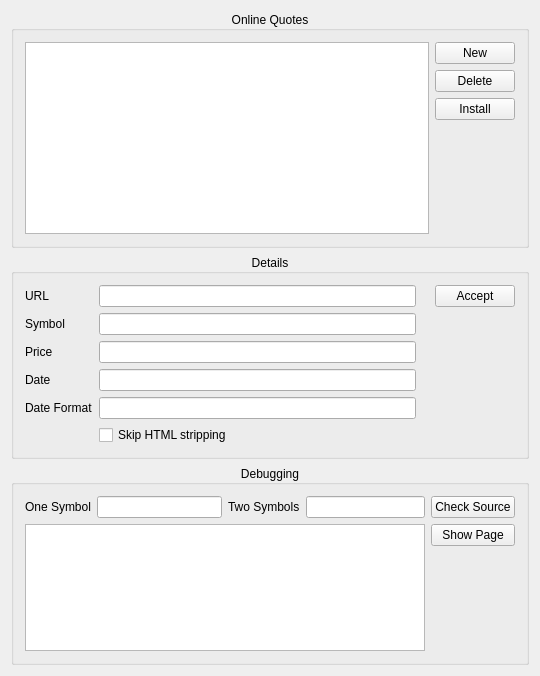
This is src/alkonlinequoteswidget.ui in KDE/alkimia as Qt 5 draws it before an edit. The edited form follows.
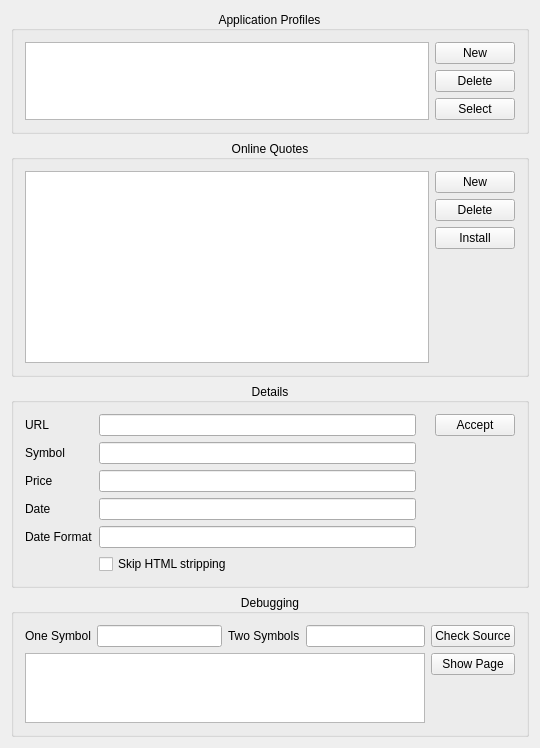
This is the edited form. Custom widgets are drawn as their Qt base class.

Commit message: Add application profile group box

```diff
--- a/src/alkonlinequoteswidget.ui
+++ b/src/alkonlinequoteswidget.ui
@@ -21,6 +21,53 @@
   </property>
   <layout class="QGridLayout" name="gridLayout_2">
    <item row="0" column="0">
+    <widget class="QGroupBox" name="groupBox_2">
+     <property name="whatsThis">
+      <string>&lt;html&gt;&lt;head/&gt;&lt;body&gt;&lt;p&gt;Select, add or delete an application profile, where where to load profiles from and save into eg. kmymoney or skrooge.&lt;/p&gt;&lt;/body&gt;&lt;/html&gt;</string>
+     </property>
+     <property name="title">
+      <string>Application Profiles</string>
+     </property>
+     <property name="alignment">
+      <set>Qt::AlignCenter</set>
+     </property>
+     <layout class="QGridLayout" name="gridLayout_3">
+      <item row="0" column="0">
+       <layout class="QHBoxLayout" name="horizontalLayout_7">
+        <item>
+         <widget class="KListWidget" name="m_profileList"/>
+        </item>
+        <item>
+         <layout class="QVBoxLayout" name="verticalLayout_7">
+          <item>
+           <widget class="QPushButton" name="m_newProfile">
+            <property name="text">
+             <string>New</string>
+            </property>
+           </widget>
+          </item>
+          <item>
+           <widget class="QPushButton" name="m_deleteProfile">
+            <property name="text">
+             <string>Delete</string>
+            </property>
+           </widget>
+          </item>
+          <item>
+           <widget class="QPushButton" name="m_selectProfile">
+            <property name="text">
+             <string>Select</string>
+            </property>
+           </widget>
+          </item>
+         </layout>
+        </item>
+       </layout>
+      </item>
+     </layout>
+    </widget>
+   </item>
+   <item row="1" column="0">
     <layout class="QVBoxLayout" name="verticalLayout_6">
      <item>
       <widget class="QGroupBox" name="groupBox">
```
Left out of the diff: 3 changed lines with no effect on the pictures. The commit also changes 2 other files.
